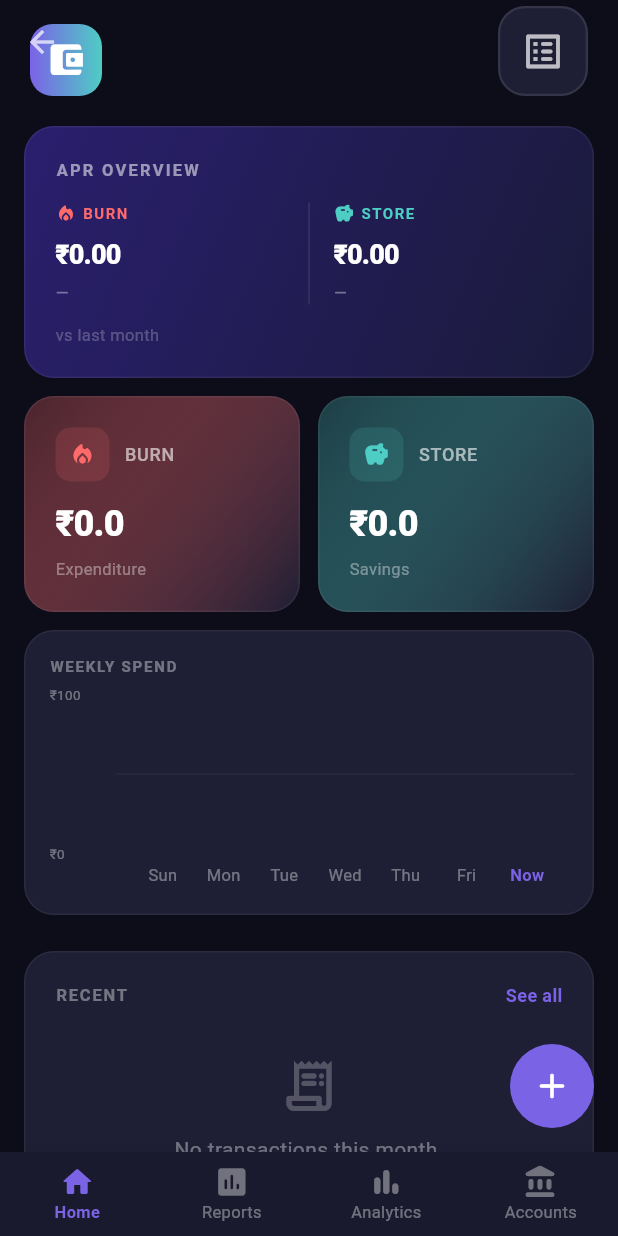
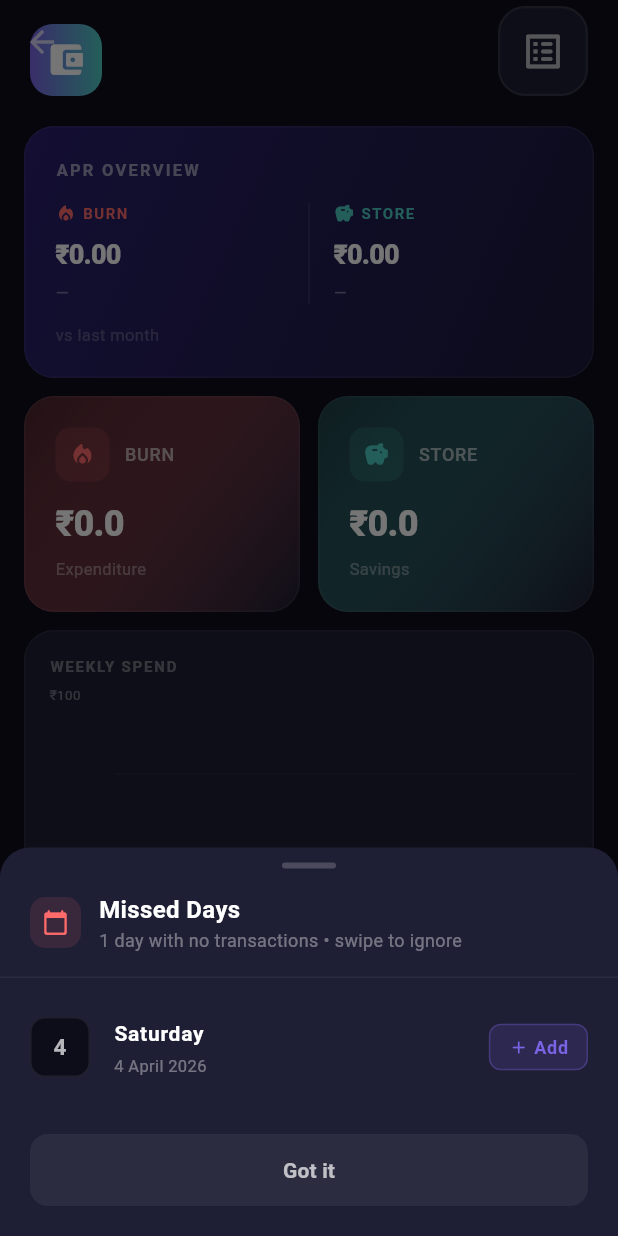
Before and after one commit to Imagine-Me/money_manager, a Flutter app: the HomeShell screen opened directly, on a phone screen of 412 x 824 dp. Run offline on Flutter 3.47's test engine with Material 3 defaults, Android fonts, the phone set to English and light mode, and no system bars; drawn by our look-alikes of fl_chart; our stand-ins replace flutter_local_notifications, flutter_riverpod, flutter_svg, isar, shared_preferences, timezone; accounts and stored records are empty; generated files the repository leaves out were written again.

Commit message:
add missed days

```diff
--- a/lib/core/services/preferences_service.dart
+++ b/lib/core/services/preferences_service.dart
@@ -1,3 +1,4 @@
+import 'dart:convert';
 import 'package:shared_preferences/shared_preferences.dart';
 
 class PreferencesService {
@@ -8,6 +9,8 @@ class PreferencesService {
   static const _keyCurrencyName = 'currency_name';
   static const _keyCurrencyLocale = 'currency_locale';
   static const _keySetupDone = 'setup_done';
+  static const _keyInstalledDate = 'installed_date';
+  static const _keyDismissedMissedDays = 'dismissed_missed_days';
 
   late SharedPreferences _prefs;
 
@@ -21,9 +24,37 @@ class PreferencesService {
     currencySymbol = _prefs.getString(_keyCurrencySymbol) ?? '₹';
     currencyName = _prefs.getString(_keyCurrencyName) ?? 'Indian Rupee';
     currencyLocale = _prefs.getString(_keyCurrencyLocale) ?? 'en_IN';
+    // Record install date on first ever launch
+    if (!_prefs.containsKey(_keyInstalledDate)) {
+      await _prefs.setString(
+          _keyInstalledDate,
+          DateTime.now().toIso8601String().substring(0, 10));
+    }
   }
 
   bool get isSetupDone => _prefs.getBool(_keySetupDone) ?? false;
+
+  /// The date the app was first launched (date-only, UTC-midnight equivalent).
+  DateTime get installedDate {
+    final raw = _prefs.getString(_keyInstalledDate);
+    if (raw == null) return DateTime.now();
+    return DateTime.parse(raw);
+  }
+
+  /// ISO date strings (yyyy-MM-dd) the user has swiped away.
+  Set<String> get dismissedMissedDays {
+    final raw = _prefs.getString(_keyDismissedMissedDays);
+    if (raw == null) return {};
+    return Set<String>.from(jsonDecode(raw) as List);
+  }
+
+  Future<void> dismissMissedDay(DateTime date) async {
+    final key = date.toIso8601String().substring(0, 10);
+    final current = dismissedMissedDays;
+    current.add(key);
+    await _prefs.setString(
+        _keyDismissedMissedDays, jsonEncode(current.toList()));
+  }
 
   Future<void> saveCurrency({
     required String symbol,
--- a/lib/presentation/views/add_transaction_view.dart
+++ b/lib/presentation/views/add_transaction_view.dart
@@ -11,9 +11,10 @@ import 'package:money_manager/presentation/providers/providers.dart';
 import 'package:money_manager/presentation/widgets/bank_logo.dart';
 
 class AddTransactionView extends ConsumerStatefulWidget {
-  const AddTransactionView({super.key, this.existing});
+  const AddTransactionView({super.key, this.existing, this.initialDate});
 
   final TransactionEntity? existing;
+  final DateTime? initialDate;
 
   @override
   ConsumerState<AddTransactionView> createState() => _AddTransactionViewState();
@@ -41,6 +42,9 @@ class _AddTransactionViewState extends ConsumerState<AddTransactionView> {
   @override
   void initState() {
     super.initState();
+    if (widget.initialDate != null) {
+      _selectedDate = widget.initialDate!;
+    }
     if (widget.existing != null) {
       final e = widget.existing!;
       _titleController.text = e.title;
--- a/lib/presentation/views/home_shell.dart
+++ b/lib/presentation/views/home_shell.dart
@@ -1,20 +1,24 @@
 import 'package:flutter/material.dart';
+import 'package:flutter_riverpod/flutter_riverpod.dart';
 import 'package:money_manager/core/theme/app_theme.dart';
+import 'package:money_manager/presentation/providers/providers.dart';
 import 'package:money_manager/presentation/views/accounts_view.dart';
 import 'package:money_manager/presentation/views/add_transaction_view.dart';
 import 'package:money_manager/presentation/views/analytics_view.dart';
 import 'package:money_manager/presentation/views/dashboard_view.dart';
 import 'package:money_manager/presentation/views/report_view.dart';
+import 'package:money_manager/presentation/widgets/missed_days_sheet.dart';
 
-class HomeShell extends StatefulWidget {
+class HomeShell extends ConsumerStatefulWidget {
   const HomeShell({super.key});
 
   @override
-  State<HomeShell> createState() => _HomeShellState();
+  ConsumerState<HomeShell> createState() => _HomeShellState();
 }
 
-class _HomeShellState extends State<HomeShell> {
+class _HomeShellState extends ConsumerState<HomeShell> {
   int _currentIndex = 0;
+  bool _reminderShown = false;
 
   static const _pages = <Widget>[
     DashboardView(),
@@ -25,6 +29,28 @@ class _HomeShellState extends State<HomeShell> {
 
   @override
   Widget build(BuildContext context) {
+    // Show missed-days reminder once per launch, after the first frame.
+    // ref.watch re-evaluates when the stream emits; _reminderShown is set
+    // only after data actually arrives so AsyncLoading is not swallowed.
+    if (!_reminderShown) {
+      final txAsync = ref.watch(transactionListProvider);
+      txAsync.whenData((transactions) {
+        _reminderShown = true;
+        final missed = computeMissedDays(transactions);
+        if (missed.isNotEmpty) {
+          WidgetsBinding.instance.addPostFrameCallback((_) {
+            if (!mounted) return;
+            showModalBottomSheet(
+              context: context,
+              backgroundColor: Colors.transparent,
+              isScrollControlled: true,
+              builder: (_) => MissedDaysSheet(missedDays: missed),
+            );
+          });
+        }
+      });
+    }
+
     return Scaffold(
       backgroundColor: AppTheme.bgColor,
       body: IndexedStack(
--- /dev/null
+++ b/lib/presentation/widgets/missed_days_sheet.dart
@@ -0,0 +1,290 @@
+import 'package:flutter/material.dart';
+import 'package:intl/intl.dart';
+import 'package:money_manager/core/services/preferences_service.dart';
+import 'package:money_manager/core/theme/app_theme.dart';
+import 'package:money_manager/domain/entities/transaction_entity.dart';
+import 'package:money_manager/presentation/views/add_transaction_view.dart';
+
+// ─── Public helper ──────────────────────────────────────────────────────
+
+/// Returns all dates from [installedDate] up to (but not including) today
+/// that have no transactions AND have not been dismissed by the user.
+/// Results are in newest-first order.
+List<DateTime> computeMissedDays(List<TransactionEntity> allTransactions) {
+  final prefs = PreferencesService.instance;
+  final today = DateUtils.dateOnly(DateTime.now());
+  final start = DateUtils.dateOnly(prefs.installedDate);
+  final dismissed = prefs.dismissedMissedDays;
+
+  // Set of date-only keys that have at least one transaction
+  final datesWithTx = allTransactions
+      .map((t) => DateUtils.dateOnly(t.date).toIso8601String().substring(0, 10))
+      .toSet();
+
+  final missed = <DateTime>[];
+  var cursor = today; // include today
+  while (!cursor.isBefore(start)) {
+    final key = cursor.toIso8601String().substring(0, 10);
+    if (!datesWithTx.contains(key) && !dismissed.contains(key)) {
+      missed.add(cursor);
+    }
+    cursor = cursor.subtract(const Duration(days: 1));
+  }
+  return missed; // newest-first
+}
+
+// ─── Sheet ──────────────────────────────────────────────────────────────
+
+class MissedDaysSheet extends StatefulWidget {
+  const MissedDaysSheet({super.key, required this.missedDays});
+
+  final List<DateTime> missedDays;
+
+  @override
+  State<MissedDaysSheet> createState() => _MissedDaysSheetState();
+}
+
+class _MissedDaysSheetState extends State<MissedDaysSheet> {
+  late final List<DateTime> _days;
+
+  @override
+  void initState() {
+    super.initState();
+    _days = List.of(widget.missedDays);
+  }
+
+  Future<void> _dismiss(DateTime day) async {
+    await PreferencesService.instance.dismissMissedDay(day);
+    setState(() => _days.remove(day));
+    if (_days.isEmpty && mounted) Navigator.pop(context);
+  }
+
+  @override
+  Widget build(BuildContext context) {
+    return Container(
+      decoration: const BoxDecoration(
+        color: AppTheme.cardColor,
+        borderRadius: BorderRadius.vertical(top: Radius.circular(20)),
+      ),
+      child: Column(
+        mainAxisSize: MainAxisSize.min,
+        children: [
+          // ── Handle ──────────────────────────────────────────────
+          const SizedBox(height: 10),
+          Container(
+            width: 36,
+            height: 4,
+            decoration: BoxDecoration(
+              color: Colors.white.withValues(alpha: 0.2),
+              borderRadius: BorderRadius.circular(2),
+            ),
+          ),
+          const SizedBox(height: 16),
+
+          // ── Header ──────────────────────────────────────────────
+          Padding(
+            padding: const EdgeInsets.symmetric(horizontal: 20),
+            child: Row(
+              children: [
+                Container(
+                  padding: const EdgeInsets.all(8),
+                  decoration: BoxDecoration(
+                    color: AppTheme.burnColor.withValues(alpha: 0.12),
+                    borderRadius: BorderRadius.circular(10),
+                  ),
+                  child: const Icon(
+                    Icons.calendar_today_rounded,
+                    color: AppTheme.burnColor,
+                    size: 18,
+                  ),
+                ),
+                const SizedBox(width: 12),
+                Expanded(
+                  child: Column(
+                    crossAxisAlignment: CrossAxisAlignment.start,
+                    children: [
+                      const Text(
+                        'Missed Days',
+                        style: TextStyle(
+                          color: Colors.white,
+                          fontSize: 16,
+                          fontWeight: FontWeight.w700,
+                        ),
+                      ),
+                      Text(
+                        '${_days.length} day${_days.length == 1 ? '' : 's'} with no transactions • swipe to ignore',
+                        style: const TextStyle(
+                          color: Colors.white38,
+                          fontSize: 12,
+                        ),
+                      ),
+                    ],
+                  ),
+                ),
+              ],
+            ),
+          ),
+          const SizedBox(height: 16),
+
+          // ── Divider ──────────────────────────────────────────────
+          Container(
+            height: 1,
+            color: Colors.white.withValues(alpha: 0.06),
+          ),
+
+          // ── List ─────────────────────────────────────────────────
+          ConstrainedBox(
+            constraints: BoxConstraints(
+              maxHeight: MediaQuery.of(context).size.height * 0.45,
+            ),
+            child: ListView.separated(
+              shrinkWrap: true,
+              padding: const EdgeInsets.symmetric(vertical: 8),
+              itemCount: _days.length,
+              separatorBuilder: (_, __) => Container(
+                height: 1,
+                margin: const EdgeInsets.symmetric(horizontal: 20),
+                color: Colors.white.withValues(alpha: 0.05),
+              ),
+              itemBuilder: (context, i) {
+                final day = _days[i];
+                final yesterday = DateUtils.dateOnly(
+                    DateTime.now().subtract(const Duration(days: 1)));
+                final isYesterday = day == yesterday;
+                final label =
+                    isYesterday ? 'Yesterday' : DateFormat('EEEE').format(day);
+                final sub = DateFormat('d MMMM yyyy').format(day);
+
+                return Dismissible(
+                  key: ValueKey(day),
+                  direction: DismissDirection.endToStart,
+                  onDismissed: (_) => _dismiss(day),
+                  background: Container(
+                    alignment: Alignment.centerRight,
+                    padding: const EdgeInsets.only(right: 24),
+                    color: Colors.white.withValues(alpha: 0.06),
+                    child: const Row(
+                      mainAxisSize: MainAxisSize.min,
+                      children: [
+                        Icon(Icons.not_interested_rounded,
+                            color: Colors.white38, size: 18),
+                        SizedBox(width: 6),
+                        Text(
+                          'Ignore',
+                          style: TextStyle(
+                              color: Colors.white38,
+                              fontSize: 12,
+                              fontWeight: FontWeight.w600),
+                        ),
+                      ],
+                    ),
+                  ),
+                  child: ListTile(
+                    contentPadding:
+                        const EdgeInsets.symmetric(horizontal: 20, vertical: 2),
+                    leading: Container(
+                      width: 40,
+                      height: 40,
+                      decoration: BoxDecoration(
+                        color: AppTheme.bgColor,
+                        borderRadius: BorderRadius.circular(10),
+                        border: Border.all(
+                            color: Colors.white.withValues(alpha: 0.08)),
+                      ),
+                      alignment: Alignment.center,
+                      child: Text(
+                        '${day.day}',
+                        style: const TextStyle(
+                          color: Colors.white70,
+                          fontSize: 15,
+                          fontWeight: FontWeight.w700,
+                        ),
+                      ),
+                    ),
+                    title: Text(
+                      label,
+                      style: const TextStyle(
+                        color: Colors.white,
+                        fontSize: 14,
+                        fontWeight: FontWeight.w600,
+                      ),
+                    ),
+                    subtitle: Text(
+                      sub,
+                      style: const TextStyle(
+                        color: Colors.white38,
+                        fontSize: 11,
+                      ),
+                    ),
+                    trailing: GestureDetector(
+                      onTap: () {
+                        Navigator.pop(context);
+                        Navigator.of(context).push(MaterialPageRoute(
+                          builder: (_) =>
+                              AddTransactionView(initialDate: day),
+                        ));
+                      },
+                      child: Container(
+                        padding: const EdgeInsets.symmetric(
+                            horizontal: 12, vertical: 6),
+                        decoration: BoxDecoration(
+                          color:
+                              AppTheme.primaryColor.withValues(alpha: 0.15),
+                          borderRadius: BorderRadius.circular(8),
+                          border: Border.all(
+                              color: AppTheme.primaryColor
+                                  .withValues(alpha: 0.3)),
+                        ),
+                        child: const Row(
+                          mainAxisSize: MainAxisSize.min,
+                          children: [
+                            Icon(Icons.add_rounded,
+                                color: AppTheme.primaryColor, size: 14),
+                            SizedBox(width: 3),
+                            Text(
+                              'Add',
+                              style: TextStyle(
+                                color: AppTheme.primaryColor,
+                                fontSize: 12,
+                                fontWeight: FontWeight.w700,
+                              ),
+                            ),
+                          ],
+                        ),
+                      ),
+                    ),
+                  ),
+                );
+              },
+            ),
+          ),
+
+          // ── Dismiss button ──────────────────────────────────────────
+          Padding(
+            padding: EdgeInsets.fromLTRB(
+                20, 12, 20, 20 + MediaQuery.of(context).padding.bottom),
+            child: SizedBox(
+              width: double.infinity,
+              child: TextButton(
+                onPressed: () => Navigator.pop(context),
+                style: TextButton.styleFrom(
+                  backgroundColor: Colors.white.withValues(alpha: 0.06),
+                  padding: const EdgeInsets.symmetric(vertical: 14),
+                  shape: RoundedRectangleBorder(
+                      borderRadius: BorderRadius.circular(12)),
+                ),
+                child: const Text(
+                  'Got it',
+                  style: TextStyle(
+                    color: Colors.white70,
+                    fontWeight: FontWeight.w700,
+                  ),
+                ),
+              ),
+            ),
+          ),
+        ],
+      ),
+    );
+  }
+}
```
